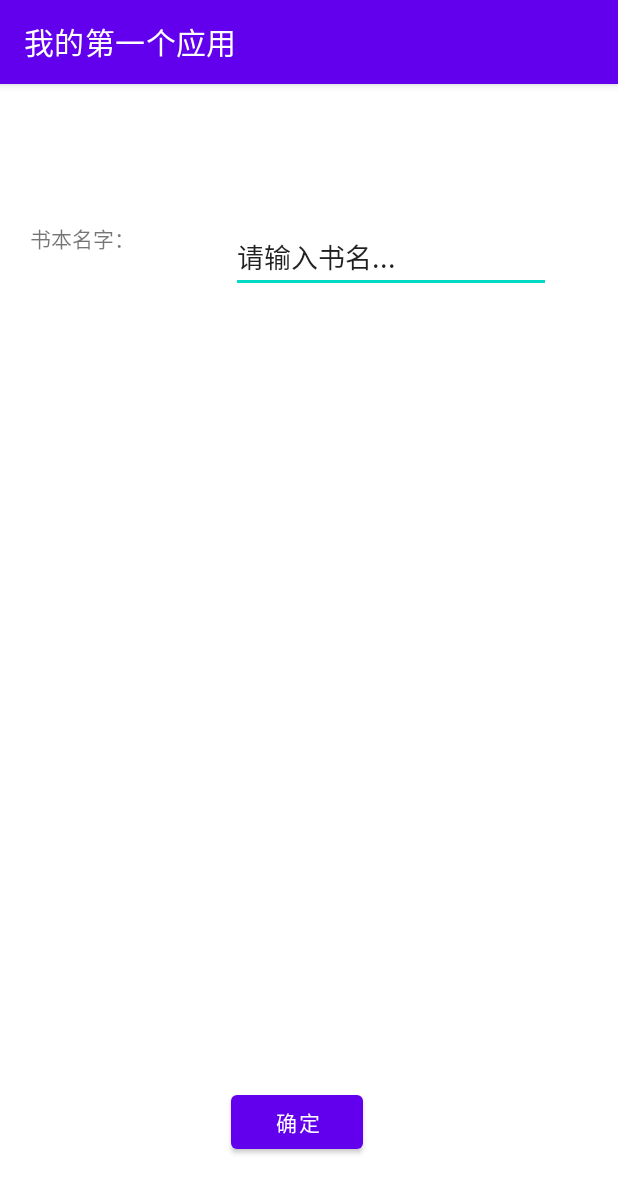
After one commit to HwanWan/MyFirstApplication, an Android app: the BookItemDetailActivity screen opened directly, with no data from a screen before it, on a phone screen of 412 x 824 dp. The commit adds this screen. Shown: the top 1193 px of the screen. Run offline under Robolectric (Android 15) with nearby library versions, the phone set to English and light mode, and no system bars.

Commit message:
创建长按菜单（实验七）

```diff
--- /dev/null
+++ b/app/src/main/java/com/jnu/student/mainActivity/BookItemDetailActivity.java
@@ -0,0 +1,43 @@
+package com.jnu.student.mainActivity;
+
+import androidx.appcompat.app.AppCompatActivity;
+
+import android.app.Activity;
+import android.content.Intent;
+import android.os.Bundle;
+import android.view.View;
+import android.widget.Button;
+import android.widget.EditText;
+
+import com.jnu.student.R;
+
+public class BookItemDetailActivity extends AppCompatActivity {
+    @Override
+    protected void onCreate(Bundle savedInstanceState) {
+        super.onCreate(savedInstanceState);
+        setContentView(R.layout.activity_book_item_detail);
+        //当点击确认按钮关闭当前Activity
+        Button button_ok=findViewById(R.id.button_ok);
+
+        // 给按钮添加点击响应器
+        button_ok.setOnClickListener(new View.OnClickListener() {
+            @Override
+            public void onClick(View view) {
+                /**
+                 * 返回数据
+                 * */
+                // 1.创建一个Intent对象，指定要启动的Activity
+                Intent intent = new Intent();
+                // 2.添加需要传递给另一个Activity的数据
+                EditText bookTitle = findViewById(R.id.editText_item_name);
+                intent.putExtra("bookTitle", bookTitle.getText().toString());
+                setResult(Activity.RESULT_OK,intent);
+
+                /**
+                 * 关闭当前BookItemDetailActivity
+                 * */
+                BookItemDetailActivity.this.finish();
+            }
+        });
+    }
+}
--- /dev/null
+++ b/app/src/main/res/layout/activity_book_item_detail.xml
@@ -0,0 +1,41 @@
+<?xml version="1.0" encoding="utf-8"?>
+<androidx.constraintlayout.widget.ConstraintLayout xmlns:android="http://schemas.android.com/apk/res/android"
+    xmlns:app="http://schemas.android.com/apk/res-auto"
+    xmlns:tools="http://schemas.android.com/tools"
+    android:layout_width="match_parent"
+    android:layout_height="match_parent"
+    tools:context=".mainActivity.BookItemDetailActivity">
+
+    <TextView
+        android:id="@+id/textView_show_item_name"
+        android:layout_width="wrap_content"
+        android:layout_height="wrap_content"
+        android:layout_marginStart="20dp"
+        android:layout_marginTop="92dp"
+        android:text="@string/string_itemName"
+        app:layout_constraintStart_toStartOf="parent"
+        app:layout_constraintTop_toTopOf="parent" />
+
+    <EditText
+        android:id="@+id/editText_item_name"
+        android:layout_width="wrap_content"
+        android:layout_height="wrap_content"
+        android:layout_marginStart="64dp"
+        android:ems="10"
+        android:inputType="text"
+        android:text="@string/EditText_booTitle"
+        app:layout_constraintStart_toEndOf="@+id/textView_show_item_name"
+        app:layout_constraintTop_toTopOf="@+id/textView_show_item_name" />
+
+    <Button
+        android:id="@+id/button_ok"
+        android:layout_width="wrap_content"
+        android:layout_height="wrap_content"
+        android:layout_marginBottom="52dp"
+        android:text="@string/string_button_ok"
+        app:layout_constraintBottom_toBottomOf="parent"
+        app:layout_constraintEnd_toEndOf="parent"
+        app:layout_constraintHorizontal_bias="0.476"
+        app:layout_constraintStart_toStartOf="parent" />
+
+</androidx.constraintlayout.widget.ConstraintLayout>
--- a/app/src/main/res/values/strings.xml
+++ b/app/src/main/res/values/strings.xml
@@ -13,4 +13,7 @@
     <string name="button_change_text">change text</string>
     <string name="imageView_shopItem_name" />
     <string name="textView_shopItem_price" />
+    <string name="string_itemName">书本名字：</string>
+    <string name="string_button_ok">确定</string>
+    <string name="EditText_booTitle">请输入书名...</string>
 </resources>
```
Also changed, not shown: app/src/main/AndroidManifest.xml (+5 -6 lines), app/src/main/java/com/jnu/student/adapter/BookRecycleViewAdpater.java (added, +115 -0 lines), app/src/main/java/com/jnu/student/adapter/RecycleViewBookAdpater.java (deleted, +0 -92 lines), app/src/main/java/com/jnu/student/mainActivity/BookListMainActivity.java (+80 -38 lines), app/src/main/java/com/jnu/student/mainActivity/MainActivity.java (+4 -12 lines), app/src/main/res/layout/book_item_row.xml (renamed from app/src/main/res/layout/shop_item_row.xml).
